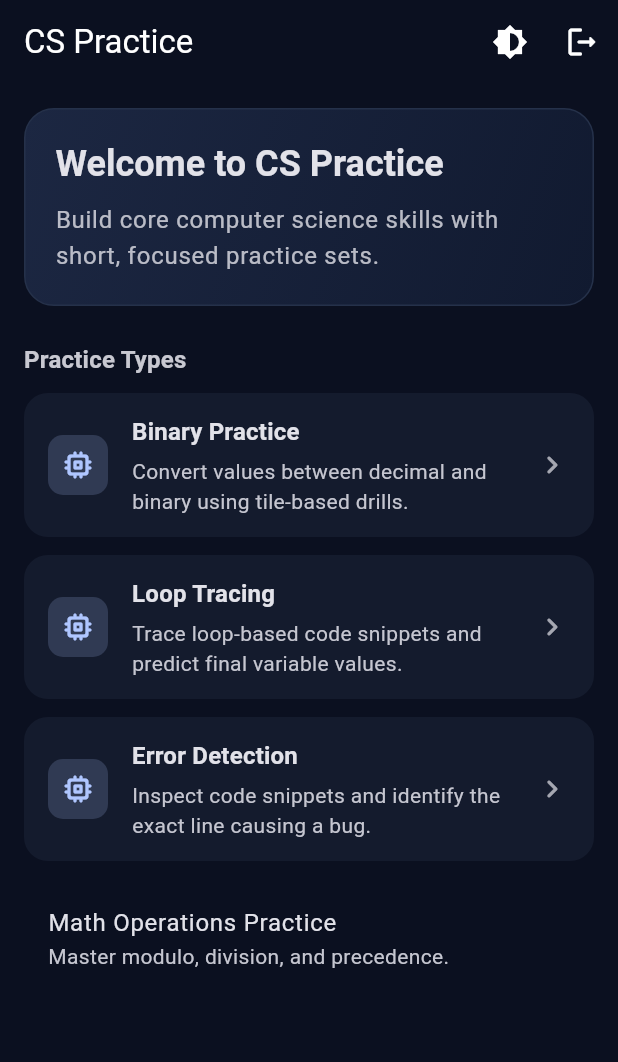
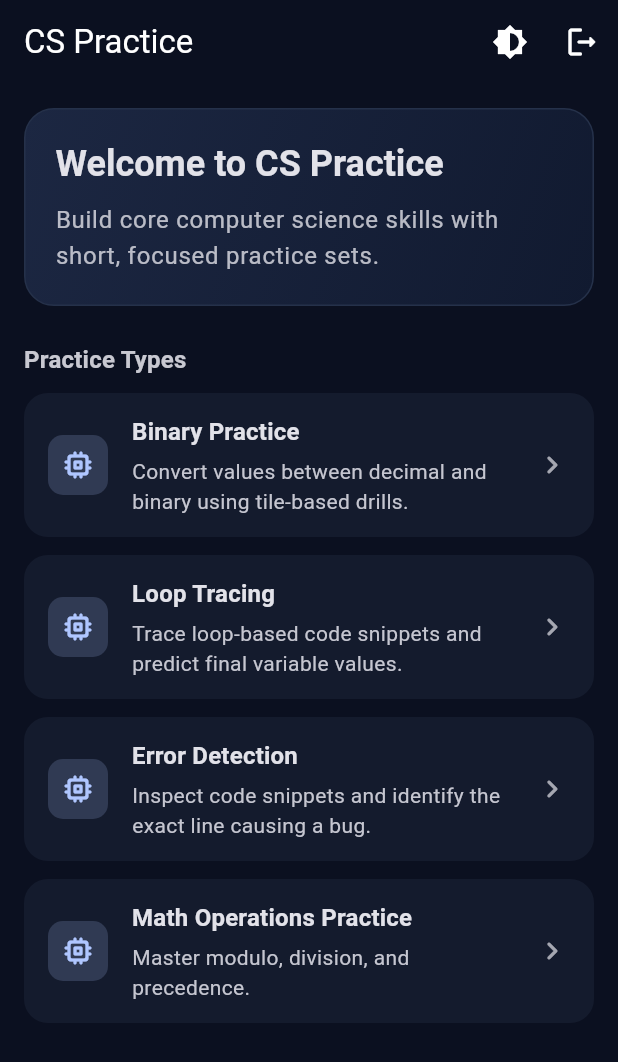
Before and after one commit to lukejosephson/cs_app, a Flutter app: the screen it shows once a user with an empty profile is signed in, on a phone screen of 412 x 824 dp. Shown: the top 1062 px of the screen. Run offline on Flutter 3.47's test engine with Material 3 defaults, Android fonts, the phone set to English and light mode, and no system bars; our stand-ins replace cloud_firestore, firebase_auth, firebase_core, flutter_riverpod, google_fonts, google_sign_in and 1 more; accounts and stored records are empty; generated files the repository leaves out were written again.

Commit message:
feat(home): standardize operations practice tile

```diff
--- a/lib/models/practice_type.dart
+++ b/lib/models/practice_type.dart
@@ -1,4 +1,4 @@
-enum PracticeTypeId { binary, loopScout, errorDetection }
+enum PracticeTypeId { binary, loopScout, errorDetection, operationsPractice }
 
 class PracticeType {
   const PracticeType({
--- a/lib/providers/practice_options_provider.dart
+++ b/lib/providers/practice_options_provider.dart
@@ -22,5 +22,10 @@ final practiceOptionsProvider = Provider<List<PracticeType>>((ref) {
       description:
           'Inspect code snippets and identify the exact line causing a bug.',
     ),
+    PracticeType(
+      id: PracticeTypeId.operationsPractice,
+      title: 'Math Operations Practice',
+      description: 'Master modulo, division, and precedence.',
+    ),
   ];
 });
--- a/lib/screens/home_screen.dart
+++ b/lib/screens/home_screen.dart
@@ -61,22 +61,6 @@ class HomeScreen extends ConsumerWidget {
               ),
             ),
           ),
-          ListTile(
-            key: const ValueKey('home-operations-practice-tile'),
-            contentPadding: const EdgeInsets.symmetric(
-              horizontal: 16,
-              vertical: 4,
-            ),
-            title: const Text('Math Operations Practice'),
-            subtitle: const Text('Master modulo, division, and precedence.'),
-            onTap: () {
-              Navigator.of(context).push(
-                MaterialPageRoute<void>(
-                  builder: (_) => const OperationsPracticeScreen(),
-                ),
-              );
-            },
-          ),
         ],
       ),
     );
@@ -87,6 +71,7 @@ class HomeScreen extends ConsumerWidget {
       PracticeTypeId.binary => const BinaryPracticeScreen(),
       PracticeTypeId.loopScout => const LoopScoutScreen(),
       PracticeTypeId.errorDetection => const ErrorDetectionScreen(),
+      PracticeTypeId.operationsPractice => const OperationsPracticeScreen(),
     };
 
     Navigator.of(
```
Also changed, not shown: 1 other file.
